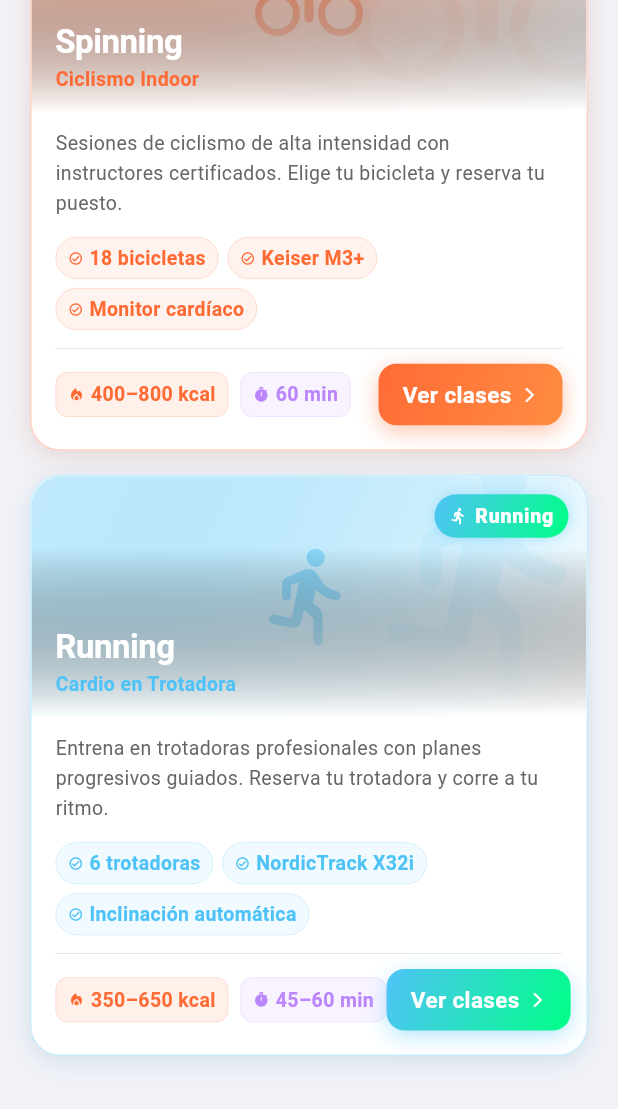
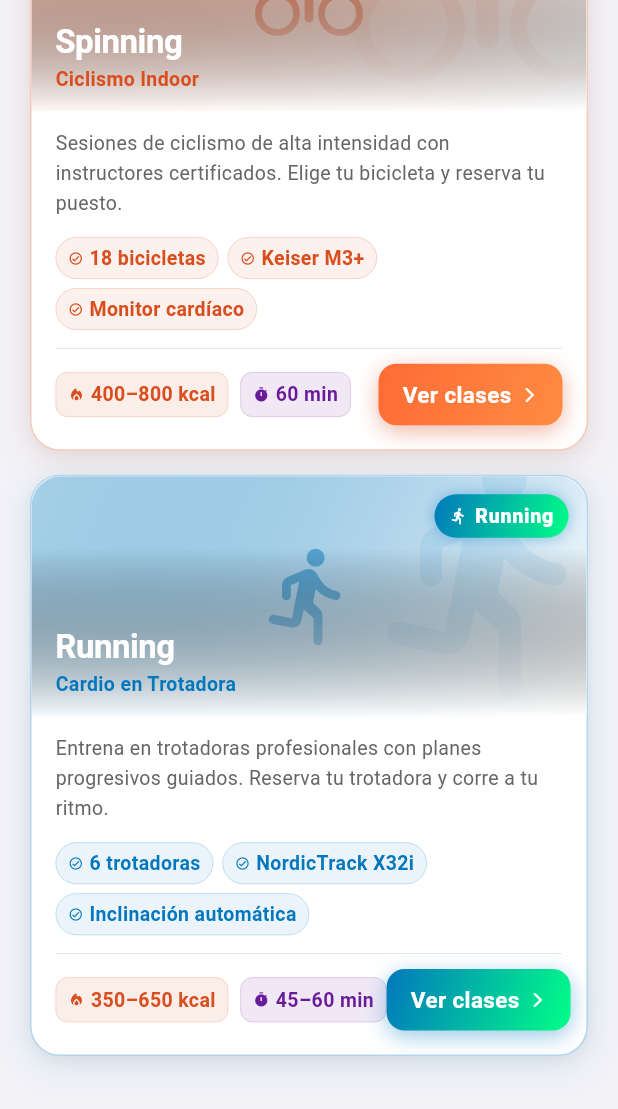
Before and after one commit to vallejoj203k/Mega_vital, a Flutter app: the ActividadesScreen screen opened directly, scrolled down 237 dp, on a phone screen of 412 x 824 dp. Shown: the top 1109 px of the screen. Run offline on Flutter 3.47's test engine with Material 3 defaults, Android fonts, the phone set to English and light mode, and no system bars; our stand-ins replace image_picker, share_plus, shared_preferences, supabase_flutter, video_player; missing offline and left inert: video_compress; accounts and stored records are empty; network calls fail.

Commit message:
Darken accent colors in actividades screen for better readability
Replace light accent colors (blue #4FC3F7, purple #BB86FC, orange #FF6B35)
with darker local constants scoped to this screen only, improving contrast
especially in light mode.

https://claude.ai/code/session_01EKPL2pHnrvaJ47mWkj1ACc

```diff
--- a/lib/presentation/screens/spinning/actividades_screen.dart
+++ b/lib/presentation/screens/spinning/actividades_screen.dart
@@ -4,6 +4,10 @@ import '../../../core/constants/app_text_styles.dart';
 import '../../../core/constants/app_theme_colors.dart';
 import 'spinning_screen.dart';
 import 'running_screen.dart';
+
+const _kOrange = Color(0xFFD94E1F);
+const _kBlue   = Color(0xFF0277BD);
+const _kPurple = Color(0xFF6A1B9A);
 
 class ActividadesScreen extends StatelessWidget {
   const ActividadesScreen({super.key});
@@ -28,7 +32,7 @@ class ActividadesScreen extends StatelessWidget {
                     description:
                         'Sesiones de ciclismo de alta intensidad con instructores certificados. Elige tu bicicleta y reserva tu puesto.',
                     icon: Icons.directions_bike_rounded,
-                    accentColor: AppColors.accentOrange,
+                    accentColor: _kOrange,
                     gradient: AppColors.burnGradient,
                     features: const ['18 bicicletas', 'Keiser M3+', 'Monitor cardíaco'],
                     calRange: '400–800 kcal',
@@ -45,9 +49,9 @@ class ActividadesScreen extends StatelessWidget {
                     description:
                         'Entrena en trotadoras profesionales con planes progresivos guiados. Reserva tu trotadora y corre a tu ritmo.',
                     icon: Icons.directions_run_rounded,
-                    accentColor: AppColors.accentBlue,
+                    accentColor: _kBlue,
                     gradient: LinearGradient(
-                      colors: [AppColors.accentBlue, AppColors.primary],
+                      colors: [_kBlue, AppColors.primary],
                       begin: Alignment.topLeft,
                       end: Alignment.bottomRight,
                     ),
@@ -75,7 +79,7 @@ class ActividadesScreen extends StatelessWidget {
         gradient: LinearGradient(
           begin: Alignment.topLeft,
           end: Alignment.bottomRight,
-          colors: [AppColors.accentOrange.withOpacity(0.12), tc.background],
+          colors: [_kOrange.withOpacity(0.12), tc.background],
         ),
       ),
       child: Column(
@@ -91,7 +95,7 @@ class ActividadesScreen extends StatelessWidget {
                   borderRadius: BorderRadius.circular(16),
                   boxShadow: [
                     BoxShadow(
-                      color: AppColors.accentOrange.withOpacity(0.5),
+                      color: _kOrange.withOpacity(0.5),
                       blurRadius: 16,
                       offset: const Offset(0, 6),
                     )
@@ -135,12 +139,12 @@ class ActividadesScreen extends StatelessWidget {
             _StatChip(
                 icon: Icons.event_available_rounded,
                 label: '2 actividades',
-                color: AppColors.accentOrange),
+                color: _kOrange),
             const SizedBox(width: 10),
             _StatChip(
                 icon: Icons.verified_rounded,
                 label: 'Instructores certificados',
-                color: AppColors.accentBlue),
+                color: _kBlue),
           ]),
         ],
       ),
@@ -327,12 +331,12 @@ class _ActivityCard extends StatelessWidget {
                 _InfoPill(
                     icon: Icons.local_fire_department_rounded,
                     label: calRange,
-                    color: AppColors.accentOrange),
+                    color: _kOrange),
                 const SizedBox(width: 8),
                 _InfoPill(
                     icon: Icons.timer_rounded,
                     label: duration,
-                    color: AppColors.accentPurple),
+                    color: _kPurple),
                 const Spacer(),
                 Container(
                   padding:
```
